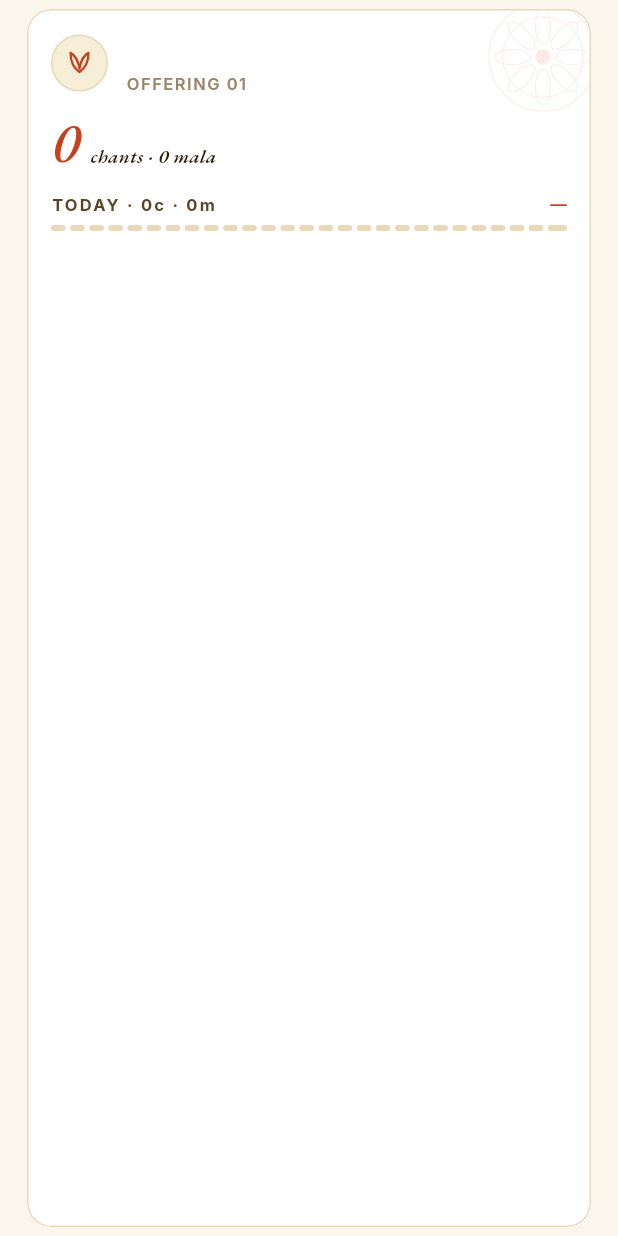
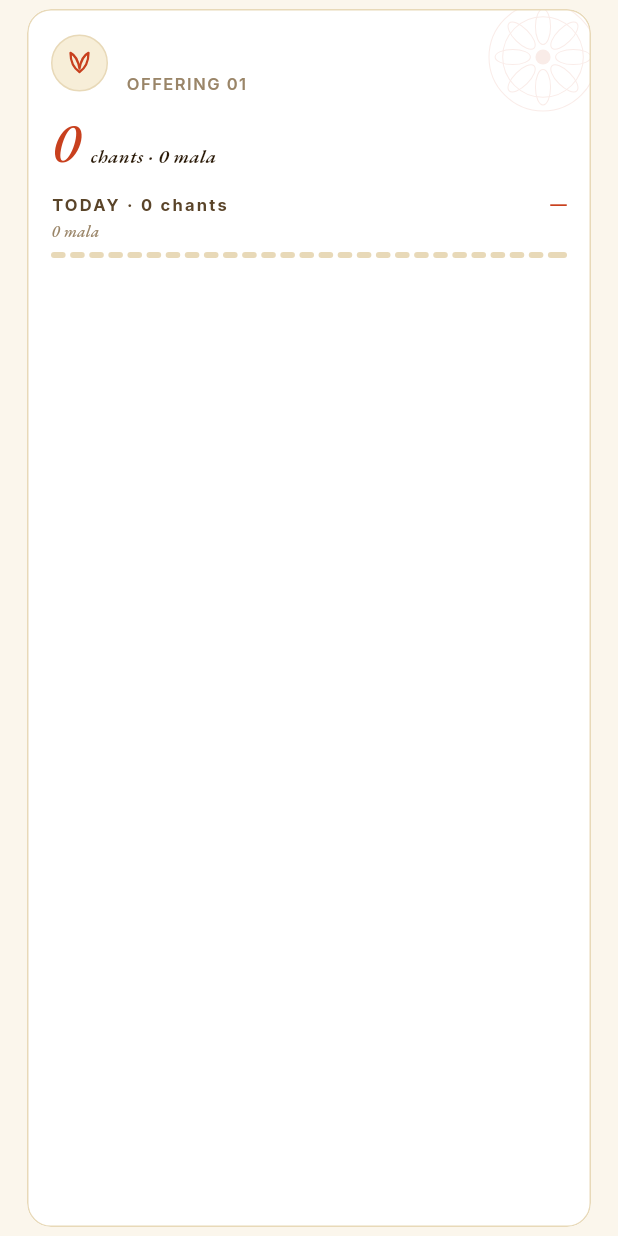
Before and after one commit to sreerajp80/MantraJapaCounter, a Flutter app: the CounterCard widget shown alone on an empty page, opened directly with empty values, on a phone screen of 412 x 824 dp. Run offline on Flutter 3.47's test engine with Material 3 defaults, Android fonts, the phone set to English and light mode, and no system bars; our stand-ins replace audioplayers, file_picker, flutter_local_notifications, flutter_riverpod, go_router, package_info_plus and 3 more; accounts and stored records are empty.

Commit message:
Added Features
Added mala count in Cards.
Corrected the calculation of mala count.

```diff
--- a/mantra_japa_counter/lib/screens/history_screen.dart
+++ b/mantra_japa_counter/lib/screens/history_screen.dart
@@ -6,6 +6,7 @@ import '../models/daily_summary.dart';
 import '../models/japa_session.dart';
 import '../providers/app_providers.dart';
 import '../providers/history_provider.dart';
+import '../utils/mala.dart';
 import '../widgets/temple_decorations.dart';
 
 /// Full session history grouped by date — Temple variation.
@@ -368,7 +369,7 @@ class _DayGroup extends ConsumerWidget {
 
   @override
   Widget build(BuildContext context, WidgetRef ref) {
-    final dayMalas = summary.totalCount ~/ 108;
+    final dayMalas = malaForCount(summary.totalCount);
     final goalProgress = counterGoal > 0
         ? (lifetimeTotal / counterGoal * 100).clamp(0.0, 100.0)
         : null;
--- /dev/null
+++ b/mantra_japa_counter/lib/utils/mala.dart
@@ -0,0 +1,12 @@
+import '../config/app_constants.dart';
+
+/// Mala number that the given chant count *belongs to* (ceiling).
+///
+/// Returns 0 for 0 chants. Returns 1 for chants 1..108. Returns 2 for 109..216.
+/// Use this for any user-visible "X mala" label. Do NOT use it for the
+/// (malas, chants) split persisted to JapaSession — that must stay as floor
+/// division so `malas * 108 + chants == count` holds.
+int malaForCount(int count) {
+  if (count <= 0) return 0;
+  return ((count - 1) ~/ AppConstants.malaSize) + 1;
+}
--- a/mantra_japa_counter/lib/widgets/counter_card.dart
+++ b/mantra_japa_counter/lib/widgets/counter_card.dart
@@ -2,6 +2,7 @@ import 'package:flutter/material.dart';
 import '../config/theme.dart';
 import '../models/counter.dart';
 import '../models/counter_status.dart';
+import '../utils/mala.dart';
 import 'temple_decorations.dart';
 
 /// Counter card on the list screen — Temple variation.
@@ -35,7 +36,7 @@ class CounterCard extends StatelessWidget {
   Widget build(BuildContext context) {
     final isDisabled = !counter.isActive;
     final accent = TempleColors.accentForId(counter.id);
-    final malas = totalCount ~/ 108;
+    final malas = malaForCount(totalCount);
     final dailyProgress = counter.hasDailyGoal
         ? (todayCount / counter.dailyGoal).clamp(0.0, double.infinity)
         : 0.0;
@@ -239,11 +240,13 @@ class CounterCard extends StatelessWidget {
     final percentColor =
         dailyComplete ? TempleColors.tulsi : TempleColors.vermillion;
 
-    final todayMalas = todayCount ~/ 108;
-    final todayChants = todayCount % 108;
+    final todayMalas = malaForCount(todayCount);
     final todayLabel = counter.hasDailyGoal
         ? 'TODAY · ${_format(todayCount)} / ${_format(counter.dailyGoal)}'
-        : 'TODAY · ${todayChants}c · ${todayMalas}m';
+        : 'TODAY · ${_format(todayCount)} chants';
+    final todayMalaLabel = counter.hasDailyGoal
+        ? '$todayMalas / ${malaForCount(counter.dailyGoal)} mala'
+        : '$todayMalas mala';
 
     return Column(
       crossAxisAlignment: CrossAxisAlignment.start,
@@ -269,6 +272,15 @@ class CounterCard extends StatelessWidget {
             ),
           ],
         ),
+        const SizedBox(height: 2),
+        Text(
+          todayMalaLabel,
+          style: AppTheme.serif(
+            fontSize: 11,
+            color: TempleColors.ink3,
+            fontWeight: FontWeight.w500,
+          ),
+        ),
         const SizedBox(height: 6),
         _BeadStrip(progress: dailyProgress.clamp(0.0, 1.0), accent: accent),
       ],
@@ -281,6 +293,7 @@ class CounterCard extends StatelessWidget {
         complete ? 'lifetime · $percentText% ✓' : 'lifetime · $percentText%';
     final textColor = complete ? TempleColors.vermillionDeep : TempleColors.ink;
     return Row(
+      crossAxisAlignment: CrossAxisAlignment.start,
       mainAxisAlignment: MainAxisAlignment.spaceBetween,
       children: [
         Text(
@@ -291,6 +304,9 @@ class CounterCard extends StatelessWidget {
             fontWeight: FontWeight.w600,
           ),
         ),
+        Column(
+          crossAxisAlignment: CrossAxisAlignment.end,
+          children: [
             Text(
               '${_format(totalCount)} / ${_format(counter.goal)}',
               style: AppTheme.serif(
@@ -299,6 +315,17 @@ class CounterCard extends StatelessWidget {
                 fontStyle: FontStyle.normal,
                 fontWeight: FontWeight.w600,
               ),
+            ),
+            const SizedBox(height: 2),
+            Text(
+              '${malaForCount(totalCount)} / ${malaForCount(counter.goal)} mala',
+              style: AppTheme.serif(
+                fontSize: 11,
+                color: TempleColors.ink3,
+                fontWeight: FontWeight.w500,
+              ),
+            ),
+          ],
         ),
       ],
     );
--- a/mantra_japa_counter/pubspec.yaml
+++ b/mantra_japa_counter/pubspec.yaml
@@ -1,7 +1,7 @@
 name: mantra_japa_counter
 description: Mantra Japa Counter — track your mantra recitation practice.
 publish_to: 'none'
-version: 6.8.4+1
+version: 6.8.5+1
 
 environment:
   sdk: ^3.11.5
```
Also changed, not shown: mantra_japa_counter/lib/providers/counter_stats_provider.dart (+4 -3 lines), mantra_japa_counter/lib/providers/counting_provider.dart (+10 -2 lines), mantra_japa_counter/lib/screens/about_counter_screen.dart (+4 -4 lines), mantra_japa_counter/lib/screens/counting_screen.dart (+6 -5 lines), 1 other file. Lines whose indentation alone changed are shown as unchanged.
